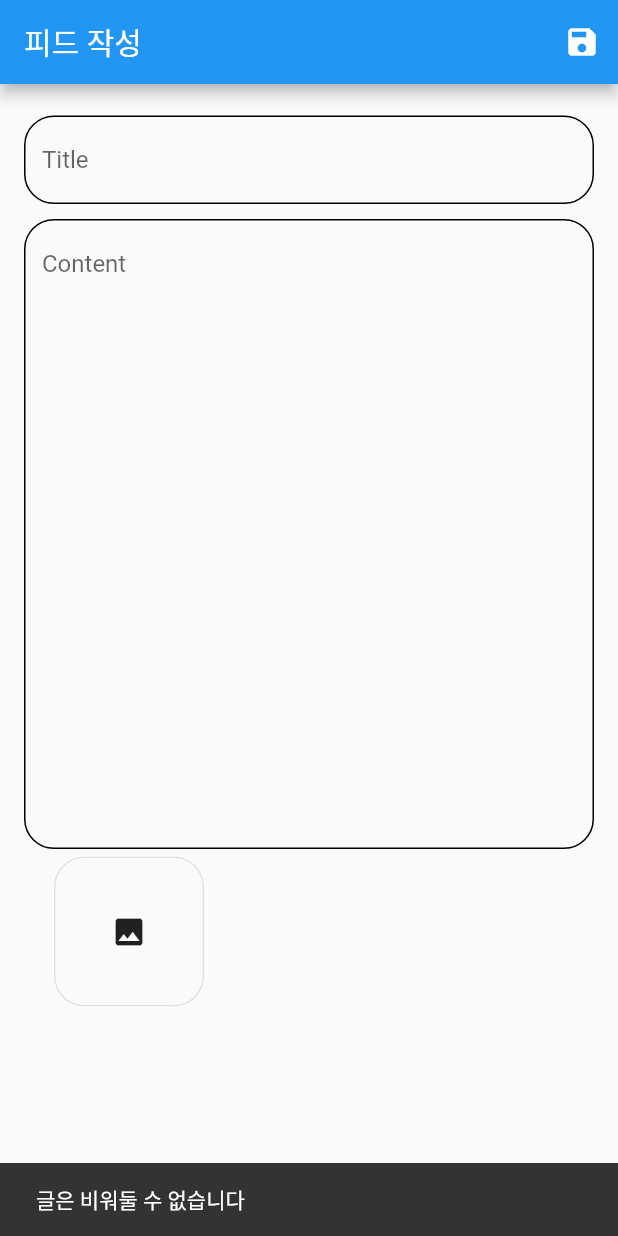
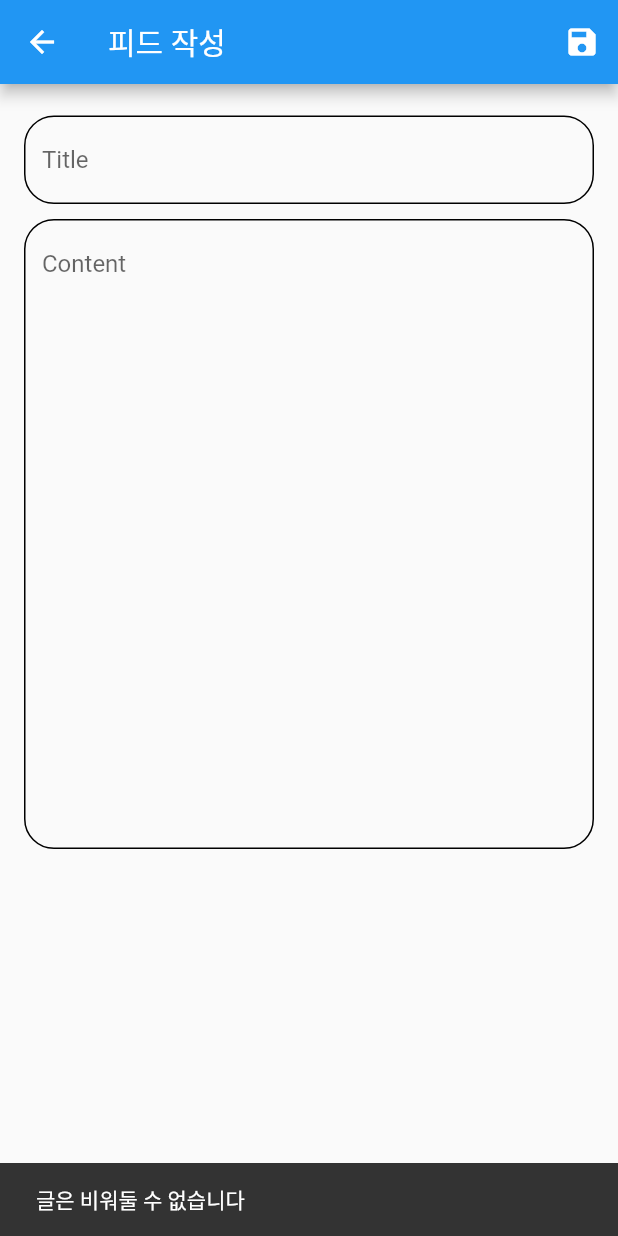
Before and after one commit to lgy1715/developer_board, a Flutter app: the FeedCreate screen opened directly, after a tap on the "save" icon, on a phone screen of 412 x 824 dp. Run offline on Flutter 3.47's test engine with Material 2 defaults, Android fonts, the phone set to English and light mode, and no system bars; our stand-ins replace get, image_picker, shared_preferences, validators; missing offline and left inert: xfile; accounts and stored records are empty.

Commit message:
feed 수정

```diff
--- a/lib/src/controller/feed_controller.dart
+++ b/lib/src/controller/feed_controller.dart
@@ -10,6 +10,10 @@ class FeedController extends GetxController{
   final feedRepo = Get.put(FeedRepository());
   List ? feedList = [];
   FeedModel ? feedOne;
+
+  getFeedOne(){
+    return feedOne;
+  }
 
   Future<bool> feedIndex() async{
     List? body = await feedRepo.feedIndex();
--- a/lib/src/repository/feed_repository.dart
+++ b/lib/src/repository/feed_repository.dart
@@ -4,7 +4,7 @@ import 'package:developer_board/src/controller/user_controller.dart';
 import '../shared/global.dart';
 
 class FeedRepository extends GetConnect{
-  final userController = Get.put(UserController());
+  final userController = Get.put(UserController(), tag: Get.parameters['12332']);
 
   @override
   void onInit(){
--- a/lib/src/repository/user_repo.dart
+++ b/lib/src/repository/user_repo.dart
@@ -1,9 +1,10 @@
 import 'package:flutter/cupertino.dart';
+import 'package:get/get.dart';
 import 'package:http/http.dart' as http;
 
 import '../shared/global.dart';
 
-class UserRepo{
+class UserRepo extends GetConnect{
   register(String name, String email, String password) async{
     var url = Uri.http(Global.API_ROOT, '/api/users/register');
     var response = await http.post(url, body: {'name': name, 'email': email, 'password': password});
--- a/lib/src/screen/feed/feed_create.dart
+++ b/lib/src/screen/feed/feed_create.dart
@@ -32,7 +32,7 @@ class _FeedCreateState extends State<FeedCreate> {
   final contentController = TextEditingController();
   final _picker = ImagePicker();
   final FeedController feedController = Get.put(FeedController());
-  int? tmpImg;
+  // int? tmpImg;
 
   Future<void> submit() async {
     String text = contentController.text;
@@ -41,12 +41,11 @@ class _FeedCreateState extends State<FeedCreate> {
       ScaffoldMessenger.of(context).showSnackBar(snackBar);
     } else {
       if (widget.beforeFeed == null) {
-        await feedController.feedCreate(contentController.text, tmpImg);
+        await feedController.feedCreate(contentController.text, 1);
       } else {
         await feedController.feedEdit(
             widget.beforeFeed!.id!, contentController.text);
       }
-      Get.back();
     }
 
   }
@@ -92,17 +91,6 @@ class _FeedCreateState extends State<FeedCreate> {
                   funValidator: validateContent(
                   ),
                 ),
-                Padding(padding: const EdgeInsets.symmetric(horizontal: 20),
-                child: Row(
-                  children: [
-                    InkWell(
-                      onTap: null,
-                      child: ImageBox(child: const Icon(Icons.image)),
-                      ),
-                      SizedBox(width: 30,),
-                      //previewImage(),
-                  ],
-                ),)
               ],
             ),
           ),
--- a/lib/src/screen/feed/feed_show.dart
+++ b/lib/src/screen/feed/feed_show.dart
@@ -6,6 +6,7 @@ import 'package:flutter/services.dart';
 import 'package:developer_board/src/Model/FeedModel.dart';
 import 'package:get/get.dart';
 final feedController = Get.put(FeedController());
+
 
 class FeedShow extends StatefulWidget {
   final FeedModel feed;
@@ -39,7 +40,7 @@ class _FeedShowState extends State<FeedShow> {
         title: const Text('피드'),
       ),
       body: GetBuilder<FeedController>(builder: (b) {
-        FeedModel? feed = b.feedOne;
+        FeedModel? feed = b.getFeedOne();
         if (feed == null) {
           return const CircularProgressIndicator();
         }
--- a/lib/src/screen/home.dart
+++ b/lib/src/screen/home.dart
@@ -18,7 +18,7 @@ class Home extends StatefulWidget {
 }
 
 class _HomeState extends State<Home> {
-  final feedController = Get.put(FeedController());
+  final feedController = Get.put(FeedController(), tag: 'fcont');
 
   void initState(){
     super.initState();
@@ -27,7 +27,7 @@ class _HomeState extends State<Home> {
   void _fetchData() async{
     bool result = await feedController.feedIndex();
     if(!result){
-      Get.off(const Register());
+      Get.off(()=> Register());
     }
   }
 
@@ -103,7 +103,7 @@ class _HomeState extends State<Home> {
         ),
       ),
       floatingActionButton: FloatingActionButton(onPressed: (){
-        Navigator.pushReplacement(context, MaterialPageRoute(builder: (BuildContext context)=> FeedCreate()));
+       Get.to(() => FeedCreate());
         },
         child: Icon(Icons.create),
       ),
--- a/lib/src/screen/user/register.dart
+++ b/lib/src/screen/user/register.dart
@@ -69,10 +69,10 @@ class _RegisterState extends State<Register> {
                 ),
                 TextFormField(
                   controller: _nameController,
-                    decoration: InputDecoration(labelText: '아이디'),
+                    decoration: InputDecoration(labelText: '이름'),
                     validator: (value){
                       if(value==null || value.trim().isEmpty){
-                        return "아이디를 입력해주세요.";
+                        return "이름을 입력해주세요.";
                       }
                       return null;
                     },
```
Also changed, not shown: lib/main.dart (+2 -70 lines), lib/src/screen/login.dart (+10 -4 lines), lib/src/screen/my_app.dart (added, +18 -0 lines).
